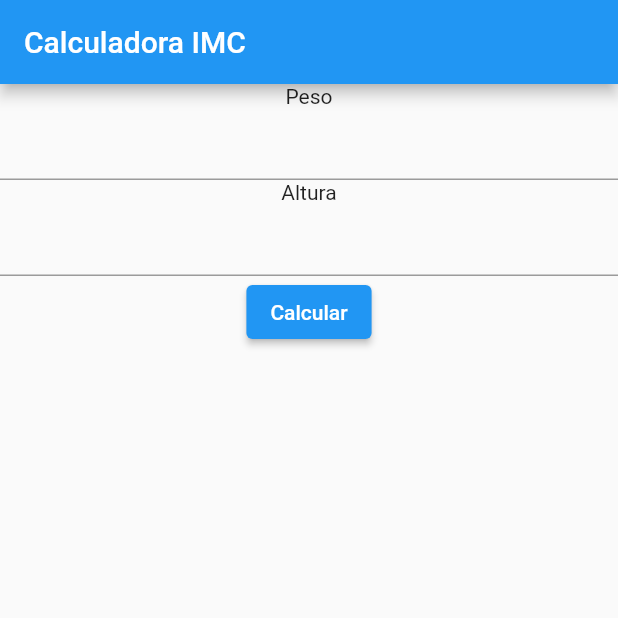
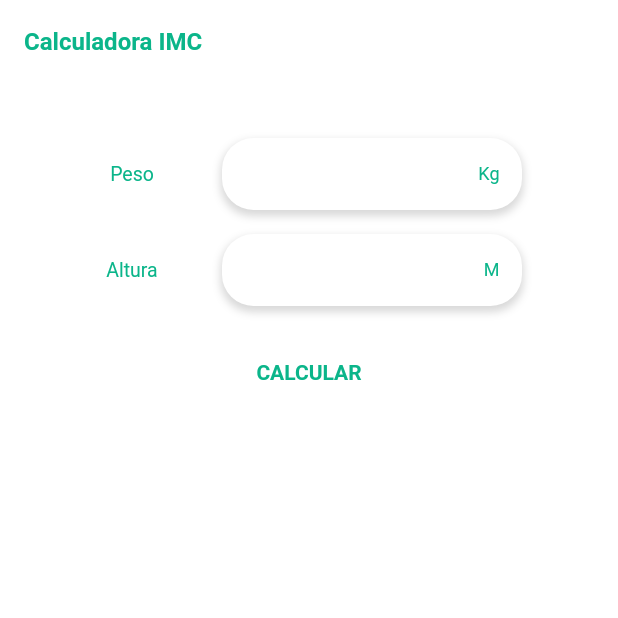
Before and after one commit to NobreMateus/imc_calculator_flutter, a Flutter app: the screen it shows after launch, on a phone screen of 412 x 824 dp, the top half of it. Run offline on Flutter 3.47's test engine with Material 2 defaults, Android fonts, the phone set to English and light mode, and no system bars.

Commit message:
basic interface created

```diff
--- a/lib/main.dart
+++ b/lib/main.dart
@@ -36,8 +36,9 @@ class MyApp extends StatelessWidget {
           // or simply save your changes to "hot reload" in a Flutter IDE).
           // Notice that the counter didn't reset back to zero; the application
           // is not restarted.
-        primarySwatch: Colors.blue,
-      ),
+          primaryColor: const Color.fromARGB(255, 11, 181, 138),
+          secondaryHeaderColor: const Color.fromARGB(255, 170, 170, 170),
+          backgroundColor: Colors.white),
       home: const ImcCalculatorScreen(),
     );
   }
--- a/lib/presentation/ImcCalculator/view/calculator_form.dart
+++ b/lib/presentation/ImcCalculator/view/calculator_form.dart
@@ -17,14 +17,22 @@ class CalculatorForm extends StatelessWidget {
         children: [
           CustomTextField(
             label: "Peso",
+            unit: "Kg",
             controller: weightController,
+          ),
+          const SizedBox(
+            height: 16,
           ),
           CustomTextField(
             label: "Altura",
+            unit: "M",
             controller: heightController,
           ),
-          ElevatedButton(
-            onPressed: () {
+          const SizedBox(
+            height: 36,
+          ),
+          GestureDetector(
+            onTap: () {
               Provider.of<ImcCalculatorViewModel>(context, listen: false)
                   .parseAndUpdate(weightController.text, heightController.text);
               double? imc =
@@ -32,7 +40,13 @@ class CalculatorForm extends StatelessWidget {
                       .imc;
               Provider.of<ImcListViewModel>(context, listen: false).addImc(imc);
             },
-            child: const Text("Calcular"),
+            child: Text(
+              "CALCULAR",
+              style: TextStyle(
+                  color: Theme.of(context).primaryColor,
+                  fontSize: 14,
+                  fontWeight: FontWeight.w700),
+            ),
           ),
         ],
       ),
--- a/lib/presentation/ImcCalculator/view/custom_textfield.dart
+++ b/lib/presentation/ImcCalculator/view/custom_textfield.dart
@@ -2,17 +2,70 @@ import 'package:flutter/material.dart';
 
 class CustomTextField extends StatelessWidget {
   final String label;
+  final String unit;
   final TextEditingController? controller;
 
-  const CustomTextField({super.key, required this.label, this.controller});
+  const CustomTextField(
+      {super.key, required this.label, required this.unit, this.controller});
 
   @override
   Widget build(BuildContext context) {
-    return Column(
+    return Row(
+      mainAxisAlignment: MainAxisAlignment.center,
       children: [
-        Text(label),
-        TextField(
-          controller: controller,
+        Container(
+          width: 48,
+          alignment: Alignment.center,
+          child: Text(
+            label,
+            style: TextStyle(
+              color: Theme.of(context).primaryColor,
+              fontSize: 13,
+            ),
+          ),
+        ),
+        const SizedBox(
+          width: 36,
+        ),
+        Container(
+          width: 200,
+          decoration: BoxDecoration(
+            color: Colors.white,
+            borderRadius: BorderRadius.circular(21),
+            boxShadow: [
+              BoxShadow(
+                color: Colors.grey.withOpacity(0.4),
+                spreadRadius: 1,
+                blurRadius: 4,
+                offset: const Offset(0, 3),
+              ),
+            ],
+          ),
+          child: Row(
+            children: [
+              SizedBox(
+                width: 160,
+                child: TextField(
+                  controller: controller,
+                  textAlign: TextAlign.right,
+                  decoration: const InputDecoration(
+                    border: InputBorder.none,
+                  ),
+                ),
+              ),
+              Container(
+                width: 25,
+                alignment: Alignment.centerRight,
+                child: Text(
+                  unit,
+                  style: TextStyle(
+                    fontSize: 12,
+                    color: Theme.of(context).primaryColor,
+                  ),
+                ),
+              ),
+            ],
+          ),
         ),
       ],
     );
--- a/lib/presentation/ImcCalculator/view/imc_calculator_body.dart
+++ b/lib/presentation/ImcCalculator/view/imc_calculator_body.dart
@@ -8,12 +8,20 @@ class ImcCalculatorBody extends StatelessWidget {
 
   @override
   Widget build(BuildContext context) {
-    return Column(
-      children: [
-        CalculatorForm(),
-        const ImcResultCard(),
-        const ImcListView(),
-      ],
+    return Container(
+      color: Theme.of(context).backgroundColor,
+      child: Column(
+        children: [
+          const SizedBox(
+            height: 36,
+          ),
+          CalculatorForm(),
+          const SizedBox(
+            height: 48,
+          ),
+          const ImcResultCard(),
+        ],
+      ),
     );
   }
 }
--- a/lib/presentation/ImcCalculator/view/imc_calculator_screen.dart
+++ b/lib/presentation/ImcCalculator/view/imc_calculator_screen.dart
@@ -8,7 +8,16 @@ class ImcCalculatorScreen extends StatelessWidget {
   Widget build(BuildContext context) {
     return Scaffold(
       appBar: AppBar(
-        title: const Text("Calculadora IMC"),
+        title: const Text(
+          "Calculadora IMC",
+          style: TextStyle(
+            fontSize: 16,
+            fontWeight: FontWeight.w600,
+          ),
+        ),
+        foregroundColor: Theme.of(context).primaryColor,
+        backgroundColor: Theme.of(context).backgroundColor,
+        elevation: 0,
       ),
       body: const ImcCalculatorBody(),
     );
--- a/lib/presentation/ImcCalculator/viewModel/imc_calculator_viewmodel.dart
+++ b/lib/presentation/ImcCalculator/viewModel/imc_calculator_viewmodel.dart
@@ -33,9 +33,6 @@ class ImcCalculatorViewModel extends ChangeNotifier {
   }
 
   String imcToString() {
-    if (imc == null) {
-      return "";
-    }
-    return imc.toString();
+    return imc?.toStringAsFixed(2) ?? "";
   }
 }
```
Also changed, not shown: lib/presentation/ImcCalculator/view/imc_result_card.dart (+81 -1 lines). Lines whose indentation alone changed are shown as unchanged.
